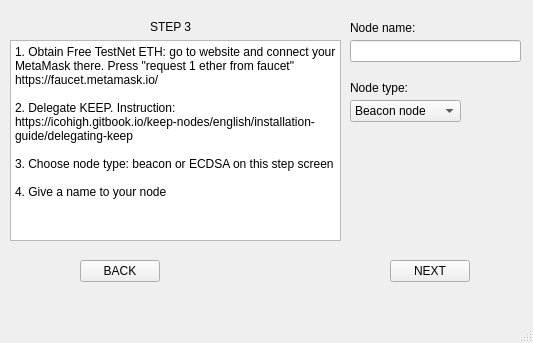
This is ui/Step_3.ui in sk123sk/Keep_nodes as Qt 5 draws it before an edit. The edited form follows.
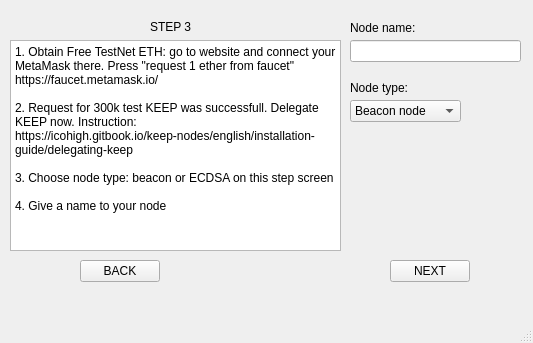
This is the edited form. Icons and pictures are not drawn.

Commit message:
App's Icon.Keep grant
Icon added. Changed keep grant claiming notification

Patch:
```diff
--- a/ui/Step_3.ui
+++ b/ui/Step_3.ui
@@ -118,7 +118,7 @@
       <x>10</x>
       <y>40</y>
       <width>331</width>
-      <height>201</height>
+      <height>211</height>
      </rect>
     </property>
     <property name="readOnly">
@@ -128,7 +128,7 @@
      <string>1. Obtain Free TestNet ETH: go to website and connect your MetaMask there. Press &quot;request 1 ether from faucet&quot;
 https://faucet.metamask.io/
 
-2. Delegate KEEP. Instruction:
+2. Request for 300k test KEEP was successfull. Delegate KEEP now. Instruction:
 https://icohigh.gitbook.io/keep-nodes/english/installation-guide/delegating-keep
 
 3. Choose node type: beacon or ECDSA on this step screen
```
Left out of the diff: 4 changed lines with no effect on the pictures. The commit also changes 9 other files.
